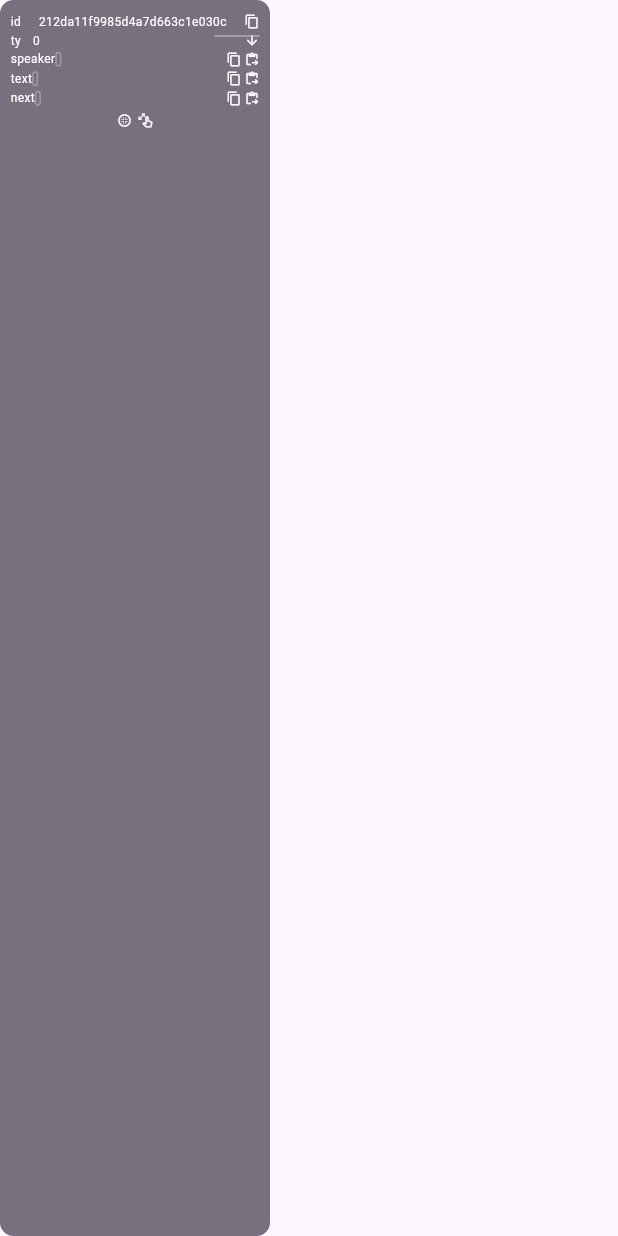
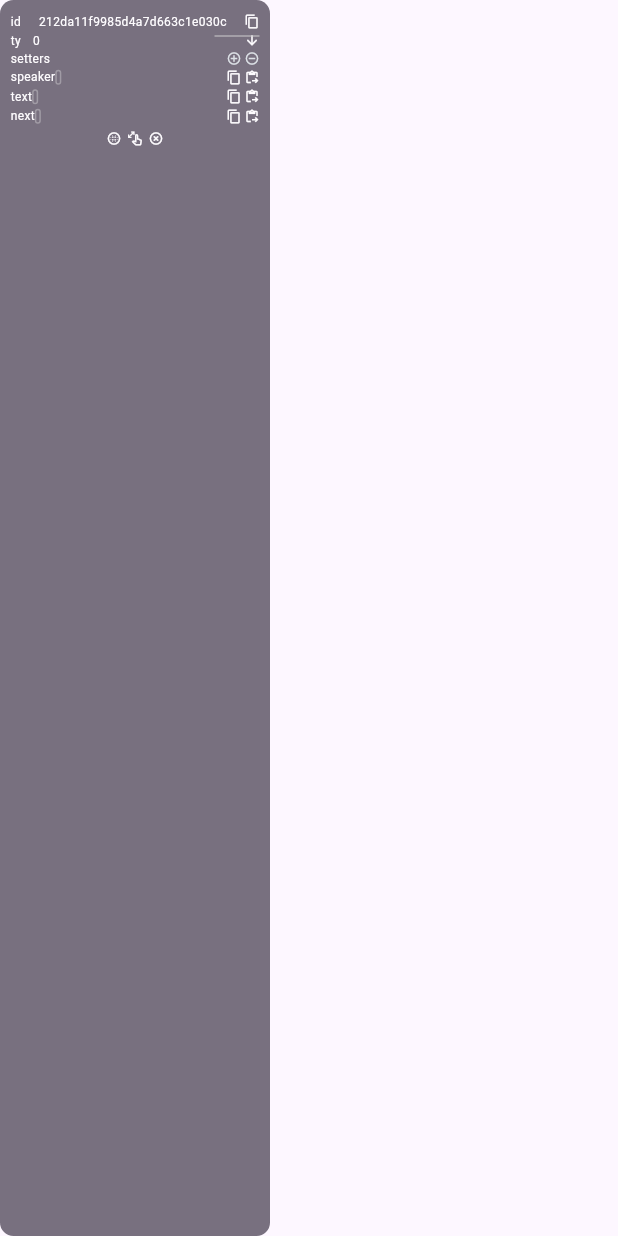
Before and after one commit to Khmhmm/dialogue-scheme.github.io, a Flutter app: the DataBlock widget shown alone on an empty page, opened directly with empty values, on a phone screen of 412 x 824 dp. Run offline on Flutter 3.47's test engine with Material 3 defaults, Android fonts, the light colour scheme and no system bars; our stand-ins replace flutter_markdown, shared_preferences; missing offline and left inert: flutter_highlighter, markdown; accounts and stored records are empty.

Commit message:
added SETTERS, improved blocks, grid and jsonifier

```diff
--- a/source/dialogue_scheme/lib/block.dart
+++ b/source/dialogue_scheme/lib/block.dart
@@ -6,12 +6,13 @@ import 'package:crypto/crypto.dart';
 enum ColorTag { def, red, yellow, green, blue, pink }
 
 class DataBlock extends StatefulWidget {
-  DataBlock({required this.x, required this.y, required this.i, this.isDarkTheme=false});
+  DataBlock({required this.x, required this.y, required this.i, required this.deleteCallback, this.isDarkTheme=false});
 
   double x;
   double y;
   int i;
   bool isDarkTheme;
+  void Function(int) deleteCallback;
 
   // values
   String id = "";
@@ -27,6 +28,7 @@ class DataBlock extends StatefulWidget {
   final double elementHeight = 10.0;
   final double fontSize = 8.0;
 
+  List<Setter> setters = [];
   List<IfSelector> ifs = [];
   List<OptionSelector> options = [];
 
@@ -91,6 +93,29 @@ class _DataBlockState extends State<DataBlock> {
     return md5.convert(utf8.encode(DateTime.now().toIso8601String())).toString();
   }
 
+  List<Widget> constructSetterInnerWidgets(BuildContext context) {
+    List<Widget> setterInnerWidgets = [];
+    for(int i=0; i<widget.setters.length; i++) {
+      TextEditingController nameCtrl = TextEditingController(text: widget.setters[i].name)..text = widget.setters[i].name
+        ..selection =  TextSelection.collapsed(offset: widget.setters[i].name.length);
+      TextEditingController valueCtrl = TextEditingController(text: widget.setters[i].value)..text = widget.setters[i].value
+        ..selection = TextSelection.collapsed(offset: widget.setters[i].value.length);
+
+      Widget inner = buildInnerFields(
+        [" name", " value"],
+        [nameCtrl, valueCtrl],
+        [
+          (String? _) => setState(() { widget.setters[i].name = nameCtrl.value.text; }),
+          (String? _) => setState(() { widget.setters[i].value = valueCtrl.value.text; }),
+        ],
+        MediaQuery.of(context).textScaler.scale(14)
+      );
+      setterInnerWidgets.add(inner);
+    }
+
+    return setterInnerWidgets;
+  }
+
   List<Widget> constructIfsInnerWidgets(BuildContext context) {
     List<Widget> ifsInnerWidgets = [];
     for(int i=0; i<widget.ifs.length; i++) {
@@ -102,7 +127,7 @@ class _DataBlockState extends State<DataBlock> {
         ..selection = TextSelection.collapsed(offset: widget.ifs[i].idNext.length);
 
       Widget inner = buildInnerFields(
-        ["condition", "next"],
+        [" condition", " next"],
         [conditionCtrl, idNextCtrl],
         [
           (String? _) => setState(() { widget.ifs[i].condition = conditionCtrl.value.text; }),
@@ -128,7 +153,7 @@ class _DataBlockState extends State<DataBlock> {
         ..selection = TextSelection.collapsed(offset: widget.options[i].idNext.length);
 
       Widget inner = buildInnerFields(
-        ["text", "action", "next"],
+        [" text", " action", " next"],
         [textCtrl, actionCtrl, idNextCtrl],
         [
           (String? _) => setState(() { widget.options[i].text = textCtrl.value.text; }),
@@ -147,15 +172,15 @@ class _DataBlockState extends State<DataBlock> {
       case ColorTag.def:
         return const Color.fromARGB(255, 64, 55, 73);
       case ColorTag.red:
-        return const Color(0xffE4717A);
+        return const Color(0xff992424);
       case ColorTag.yellow:
-        return const Color(0xffEFA94A);
+        return const Color(0xff674300);
       case ColorTag.green:
-        return const Color(0xffBEBD7F);
+        return const Color(0xff73723a);
       case ColorTag.blue:
-        return const Color(0xff9ACEEB);
+        return const Color(0xff2e607b);
       case ColorTag.pink:
-        return const Color(0xffD8BFD8);
+        return const Color(0xff966e96);
     }
   }
 
@@ -236,6 +261,7 @@ class _DataBlockState extends State<DataBlock> {
     clr = getColor(context);
     stl = TextStyle(fontSize: widget.fontSize, color: Colors.white);
 
+    List<Widget> setterInnerWidgets = constructSetterInnerWidgets(context);
     List<Widget> ifsInnerWidgets = constructIfsInnerWidgets(context);
     List<Widget> optionsInnerWidgets = consctructOptionsInnerWidgets(context);
 
@@ -268,18 +294,29 @@ class _DataBlockState extends State<DataBlock> {
                 const SizedBox(height: 2.0),
                 buildDropTyRow("ty", _tyTextCtrl, ["-1", "0", "1", "2"], selectTyDescription),
                 const SizedBox(height: 2.0),
+                buildResizableRow(
+                  "setters",
+                  () => setState(() { widget.setters.add(Setter(name: "", value: "")); }),
+                  () => setState(() { if(widget.setters.length > 0) widget.setters.removeAt(widget.setters.length - 1); })
+                ),
+                ...setterInnerWidgets,
+                const SizedBox(height: 2.0),
                 buildPropertyRow("speaker", _speakerTextCtrl, MediaQuery.of(context).textScaler.scale(1), defaultOnEdit),
                 const SizedBox(height: 2.0),
                 buildPropertyRow("text", _textTextCtrl, MediaQuery.of(context).textScaler.scale(1), defaultOnEdit),
                 const SizedBox(height: 2.0),
 
                 (widget.ty == 1)? buildResizableRow(
-                  "if", () => setState(() { widget.ifs.add(IfSelector(condition: "", idNext: "")); }),
+                  "if",
+                  () => setState(() { widget.ifs.add(IfSelector(condition: "", idNext: "")); }),
+                  () => setState(() { if(widget.ifs.length > 0) widget.ifs.removeAt(widget.ifs.length - 1); }),
                 ) : Container(),
                 ...ifsInnerWidgets,
 
                 (widget.ty == 2)? buildResizableRow(
-                  "options", () => setState(() { widget.options.add(OptionSelector(text: "", action: "", idNext: "")); }),
+                  "options",
+                  () => setState(() { widget.options.add(OptionSelector(text: "", action: "", idNext: "")); }),
+                  () => setState(() { if(widget.options.length > 0) widget.options.removeAt(widget.options.length - 1); }),
                 ) : Container(),
                 ...optionsInnerWidgets,
 
@@ -301,6 +338,15 @@ class _DataBlockState extends State<DataBlock> {
                       onTap: () => reselectWidth(context),
                       child: Icon(
                         Icons.pinch_outlined,
+                        color: Colors.white,
+                        size: widget.elementHeight,
+                      ),
+                    ),
+                    const SizedBox(width: 4),
+                    GestureDetector(
+                      onTap: () => widget.deleteCallback(widget.i),
+                      child: Icon(
+                        Icons.highlight_remove,
                         color: Colors.white,
                         size: widget.elementHeight,
                       ),
@@ -425,7 +471,7 @@ class _DataBlockState extends State<DataBlock> {
             icon: Icon(Icons.arrow_downward, color: Colors.white, size: widget.elementHeight),
             style: stl,
             isExpanded: true,
-            elevation: 16,
+            elevation: 24,
             onChanged: (String? value) {
               setState(() {
                 textCtrl.value = TextEditingValue(text: value!);
@@ -438,37 +484,47 @@ class _DataBlockState extends State<DataBlock> {
                 child: Text(converter(value), style: const TextStyle(fontSize: 12, color: Colors.black)),
               );
             }).toList(),
-            selectedItemBuilder: (context) => [],
+            selectedItemBuilder: (BuildContext context) {
+              return List.generate(items.length, (index) {
+                final item = items[index];
+                return Container();
+              });
+            },
           ),
         ),
       ]),
     );
   }
 
-  Widget buildResizableRow(String fieldName, VoidCallback resizeCb) {
+  Widget buildResizableRow(String fieldName, VoidCallback addCb, VoidCallback removeCb) {
     return SizedBox(
       width: widget.blockWidth - 14,
       height: widget.elementHeight,
       child: Row(children: [
         Align(alignment: Alignment.centerLeft, child: Text(fieldName, style: stl, textAlign: TextAlign.left),),
-        const Spacer(),
+        Spacer(),
         GestureDetector(
-          onTap: resizeCb,
-          child: const Icon(Icons.add, size: 7, color: Colors.white),
+          onTap: addCb,
+          child: Icon(Icons.add_circle_outline, size: widget.elementHeight, color: Colors.blueGrey[100]),
         ),
+        SizedBox(width: 2),
+        GestureDetector(
+          onTap: removeCb,
+          child: Icon(Icons.remove_circle_outline, size: widget.elementHeight, color: Colors.blueGrey[100]),
+        )
       ]),
     );
   }
 
   Widget buildInnerFields(List<String> fieldNames, List<TextEditingController> controllers, List<void Function(String?)> onEdits, double factor) {
     List<Widget> rows = [];
-    rows.add(const SizedBox(width: 125 - 14, height: 2, child: Divider(color: Colors.black, height: 2)));
     for(int i=0; i<controllers.length; i++) {
       rows.add(buildPropertyRow(fieldNames[i], controllers[i], factor, onEdits[i]));
     }
+    rows.add(SizedBox(width: widget.blockWidth - 14, height: 2, child: Divider(color: Colors.black, height: 2)));
 
     return SizedBox(
-      width: 125 - 14,
+      width: widget.blockWidth - 14,
       // height: 7.0 * (fieldNames.length + 1),
       child: Column(
         children: rows,
@@ -517,3 +573,10 @@ class OptionSelector {
   String action;
   String idNext;
 }
+
+class Setter {
+  Setter({required this.name, required this.value});
+
+  String name;
+  String value;
+}
```
Also changed, not shown: source/dialogue_scheme/lib/grid.dart (+13 -4 lines), source/dialogue_scheme/lib/jsonifier.dart (+10 -4 lines).
